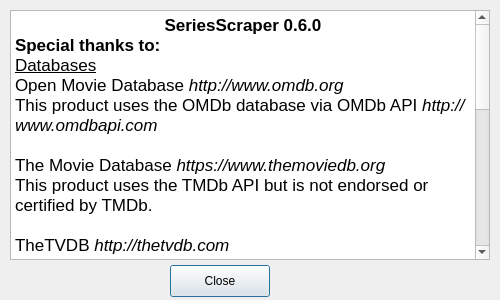
The window that SeriesScraper/aboutdialog.ui (martinLutz1/SeriesScraper) describes before a commit, drawn with Qt 5.
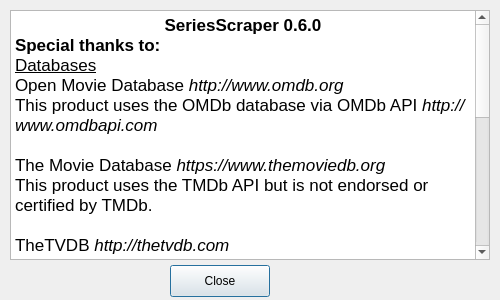
The same window after the commit. Icons and pictures are not drawn.

Commit message: Improved directory parsing: episode positions will be taken in any case and empty positins filled with duplicates / not found positions

The edit to the form file:
```diff
--- a/SeriesScraper/aboutdialog.ui
+++ b/SeriesScraper/aboutdialog.ui
@@ -92,9 +92,6 @@
 &lt;p style=&quot;-qt-paragraph-type:empty; margin-top:0px; margin-bottom:0px; margin-left:0px; margin-right:0px; -qt-block-indent:0; text-indent:0px; font-family:'.SF NS Text'; font-size:13pt;&quot;&gt;&lt;br /&gt;&lt;/p&gt;
 &lt;p style=&quot; margin-top:0px; margin-bottom:0px; margin-left:0px; margin-right:0px; -qt-block-indent:0; text-indent:0px;&quot;&gt;&lt;span style=&quot; font-family:'.SF NS Text'; font-size:13pt; text-decoration: underline;&quot;&gt;Custom Widgets&lt;/span&gt;&lt;/p&gt;
 &lt;p style=&quot; margin-top:0px; margin-bottom:0px; margin-left:0px; margin-right:0px; -qt-block-indent:0; text-indent:0px;&quot;&gt;&lt;span style=&quot; font-family:'.SF NS Text'; font-size:13pt;&quot;&gt;QProgressIndicator &lt;/span&gt;&lt;span style=&quot; font-family:'.SF NS Text'; font-size:13pt; font-style:italic;&quot;&gt;https://github.com/mojocorp/QProgressIndicator&lt;/span&gt;&lt;/p&gt;
-&lt;p style=&quot;-qt-paragraph-type:empty; margin-top:0px; margin-bottom:0px; margin-left:0px; margin-right:0px; -qt-block-indent:0; text-indent:0px; font-family:'.SF NS Text'; font-size:13pt;&quot;&gt;&lt;br /&gt;&lt;/p&gt;
-&lt;p style=&quot; margin-top:0px; margin-bottom:0px; margin-left:0px; margin-right:0px; -qt-block-indent:0; text-indent:0px;&quot;&gt;&lt;span style=&quot; font-family:'.SF NS Text'; font-size:13pt; font-weight:600;&quot;&gt;Contributors:&lt;/span&gt;&lt;/p&gt;
-&lt;p style=&quot; margin-top:0px; margin-bottom:0px; margin-left:0px; margin-right:0px; -qt-block-indent:0; text-indent:0px;&quot;&gt;&lt;span style=&quot; font-family:'Helvetica'; font-size:13pt;&quot;&gt;Albert Laudenschliger: Basic Language support and testing&lt;/span&gt;&lt;/p&gt;
 &lt;p align=&quot;center&quot; style=&quot;-qt-paragraph-type:empty; margin-top:0px; margin-bottom:0px; margin-left:0px; margin-right:0px; -qt-block-indent:0; text-indent:0px; font-family:'.SF NS Text'; font-size:13pt;&quot;&gt;&lt;br /&gt;&lt;/p&gt;
 &lt;p align=&quot;center&quot; style=&quot;-qt-paragraph-type:empty; margin-top:0px; margin-bottom:0px; margin-left:0px; margin-right:0px; -qt-block-indent:0; text-indent:0px; font-family:'.SF NS Text'; font-size:13pt;&quot;&gt;&lt;br /&gt;&lt;/p&gt;
 &lt;p align=&quot;center&quot; style=&quot; margin-top:0px; margin-bottom:0px; margin-left:0px; margin-right:0px; -qt-block-indent:0; text-indent:0px;&quot;&gt;&lt;span style=&quot; font-family:'.SF NS Text'; font-size:13pt;&quot;&gt;This program is provided AS IS with NO WARRANTY OF ANY KIND.&lt;/span&gt;&lt;/p&gt;
```
The commit also changes 8 other files.
